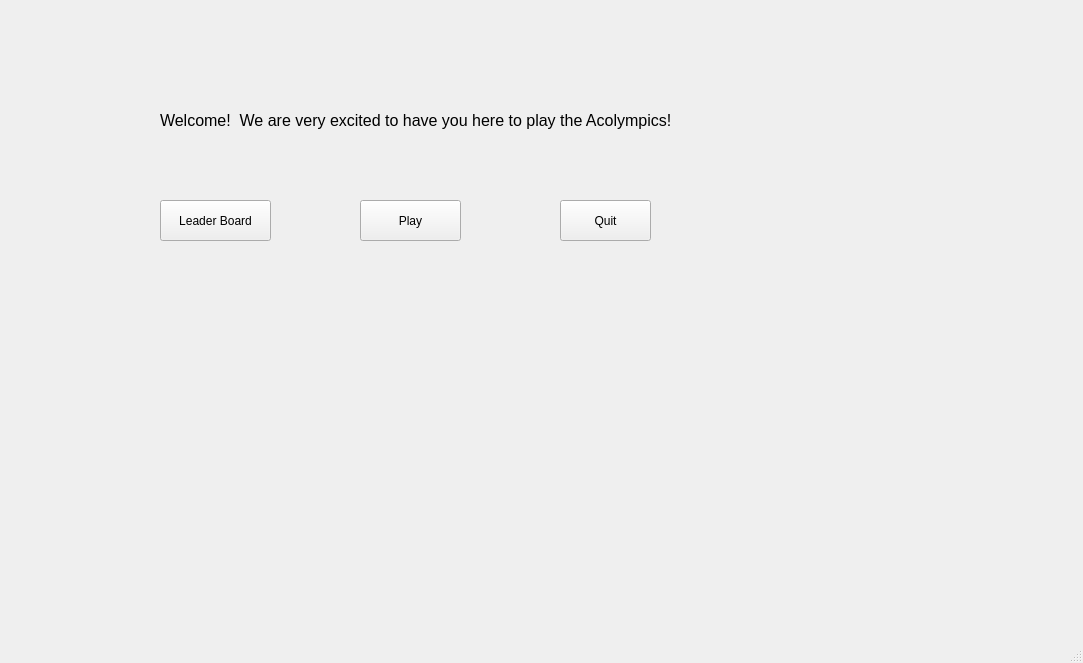
Above: Tester/MainWindow.ui from Natsrak/math-leaderboard before the change. Below: the same form after it.
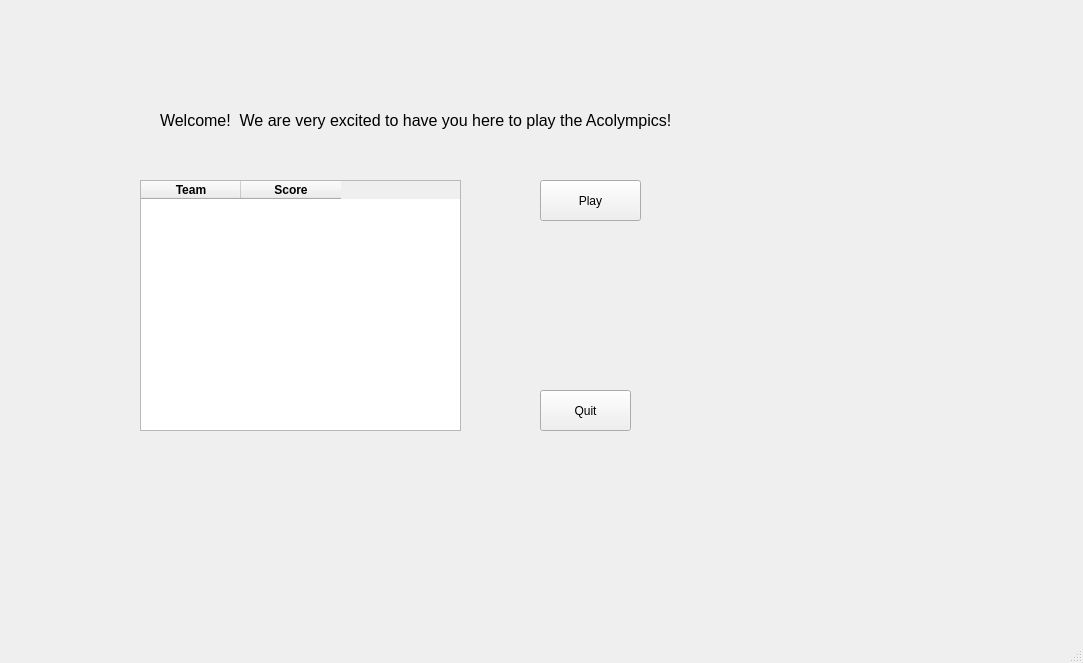
That is the form after the change.

Commit message: Leader board moved to the main window.

```diff
--- a/Tester/MainWindow.ui
+++ b/Tester/MainWindow.ui
@@ -32,24 +32,11 @@
      <string>Welcome!  We are very excited to have you here to play the Acolympics!</string>
     </property>
    </widget>
-   <widget class="QPushButton" name="leaderBoardButton">
-    <property name="geometry">
-     <rect>
-      <x>160</x>
-      <y>200</y>
-      <width>111</width>
-      <height>41</height>
-     </rect>
-    </property>
-    <property name="text">
-     <string>Leader Board</string>
-    </property>
-   </widget>
    <widget class="QPushButton" name="playButton">
     <property name="geometry">
      <rect>
-      <x>360</x>
-      <y>200</y>
+      <x>540</x>
+      <y>180</y>
       <width>101</width>
       <height>41</height>
      </rect>
@@ -61,8 +48,8 @@
    <widget class="QPushButton" name="quitButton">
     <property name="geometry">
      <rect>
-      <x>560</x>
-      <y>200</y>
+      <x>540</x>
+      <y>390</y>
       <width>91</width>
       <height>41</height>
      </rect>
@@ -71,6 +58,38 @@
      <string>Quit</string>
     </property>
    </widget>
+   <widget class="QTableWidget" name="leaderBoardWidget">
+    <property name="geometry">
+     <rect>
+      <x>140</x>
+      <y>180</y>
+      <width>321</width>
+      <height>251</height>
+     </rect>
+    </property>
+    <column>
+     <property name="text">
+      <string>Team</string>
+     </property>
+     <property name="font">
+      <font>
+       <weight>75</weight>
+       <bold>true</bold>
+      </font>
+     </property>
+    </column>
+    <column>
+     <property name="text">
+      <string>Score</string>
+     </property>
+     <property name="font">
+      <font>
+       <weight>75</weight>
+       <bold>true</bold>
+      </font>
+     </property>
+    </column>
+   </widget>
   </widget>
   <widget class="QMenuBar" name="menubar">
    <property name="geometry">
```
The commit also changes 4 other files.
